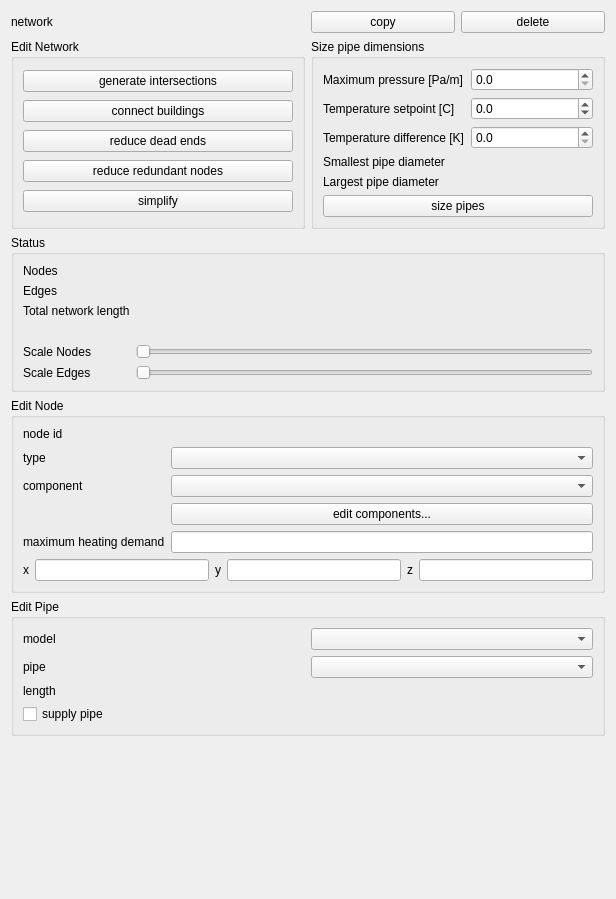
First picture: the form in SIM-VICUS/src/SVPropNetworkEditWidget.ui, repository ghorwin/SIM-VICUS, before the edit.
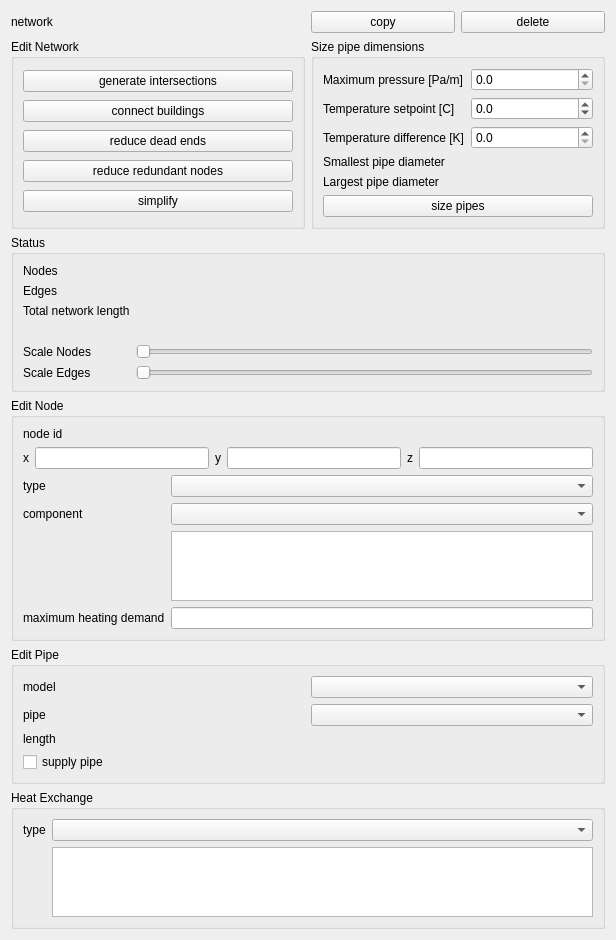
Second picture: the form after the edit. Custom widgets are drawn as their Qt base class.

Commit message: HydraulicElement has now heatExchangeType, heatExchangePara

Diff of the .ui file:
```diff
--- a/SIM-VICUS/src/SVPropNetworkEditWidget.ui
+++ b/SIM-VICUS/src/SVPropNetworkEditWidget.ui
@@ -316,55 +316,41 @@
       <string>Edit Node</string>
      </property>
      <layout class="QGridLayout" name="gridLayout_2">
-      <item row="0" column="0">
-       <widget class="QLabel" name="label_15">
-        <property name="text">
-         <string>node id</string>
-        </property>
-       </widget>
-      </item>
-      <item row="0" column="1">
-       <widget class="QLabel" name="labelNodeId">
-        <property name="text">
-         <string/>
-        </property>
-       </widget>
-      </item>
-      <item row="1" column="0">
-       <widget class="QLabel" name="label_14">
-        <property name="text">
-         <string>type</string>
-        </property>
-       </widget>
-      </item>
-      <item row="1" column="1">
-       <widget class="QComboBox" name="comboBoxNodeType"/>
-      </item>
-      <item row="2" column="0">
+      <item row="3" column="0">
        <widget class="QLabel" name="label_12">
         <property name="text">
          <string>component</string>
         </property>
        </widget>
       </item>
-      <item row="2" column="1">
-       <widget class="QComboBox" name="comboBoxComponent"/>
-      </item>
-      <item row="3" column="1">
-       <widget class="QPushButton" name="pushButtonEditComponents">
+      <item row="2" column="0">
+       <widget class="QLabel" name="label_14">
         <property name="text">
-         <string>edit components...</string>
+         <string>type</string>
         </property>
        </widget>
       </item>
-      <item row="4" column="0">
+      <item row="5" column="0">
        <widget class="QLabel" name="label_13">
         <property name="text">
          <string>maximum heating demand</string>
         </property>
        </widget>
       </item>
-      <item row="5" column="0" colspan="2">
+      <item row="0" column="0">
+       <widget class="QLabel" name="label_15">
+        <property name="text">
+         <string>node id</string>
+        </property>
+       </widget>
+      </item>
+      <item row="5" column="1">
+       <widget class="QtExt::ValidatingLineEdit" name="lineEditNodeHeatingDemand"/>
+      </item>
+      <item row="2" column="1">
+       <widget class="QComboBox" name="comboBoxNodeType"/>
+      </item>
+      <item row="1" column="0" colspan="2">
        <layout class="QHBoxLayout" name="horizontalLayout">
         <item>
          <widget class="QLabel" name="label_17">
@@ -398,8 +384,25 @@
         </item>
        </layout>
       </item>
+      <item row="0" column="1">
+       <widget class="QLabel" name="labelNodeId">
+        <property name="text">
+         <string/>
+        </property>
+       </widget>
+      </item>
+      <item row="3" column="1">
+       <widget class="QComboBox" name="comboBoxComponent"/>
+      </item>
       <item row="4" column="1">
-       <widget class="QtExt::ValidatingLineEdit" name="lineEditNodeHeatingDemand"/>
+       <widget class="QTableView" name="tableViewComponentParams">
+        <property name="minimumSize">
+         <size>
+          <width>0</width>
+          <height>0</height>
+         </size>
+        </property>
+       </widget>
       </item>
      </layout>
     </widget>
@@ -454,6 +457,35 @@
      </layout>
     </widget>
    </item>
+   <item>
+    <widget class="QGroupBox" name="groupBoxHeatExchange">
+     <property name="title">
+      <string>Heat Exchange</string>
+     </property>
+     <layout class="QFormLayout" name="formLayout_4">
+      <item row="0" column="1">
+       <widget class="QComboBox" name="comboBoxHeatExchangeType"/>
+      </item>
+      <item row="0" column="0">
+       <widget class="QLabel" name="label_22">
+        <property name="text">
+         <string>type</string>
+        </property>
+       </widget>
+      </item>
+      <item row="1" column="1">
+       <widget class="QTableView" name="tableViewHeatExchangeParams">
+        <property name="minimumSize">
+         <size>
+          <width>0</width>
+          <height>0</height>
+         </size>
+        </property>
+       </widget>
+      </item>
+     </layout>
+    </widget>
+   </item>
    <item>
     <spacer name="verticalSpacer">
      <property name="orientation">
```
The commit also changes 9 other files.
